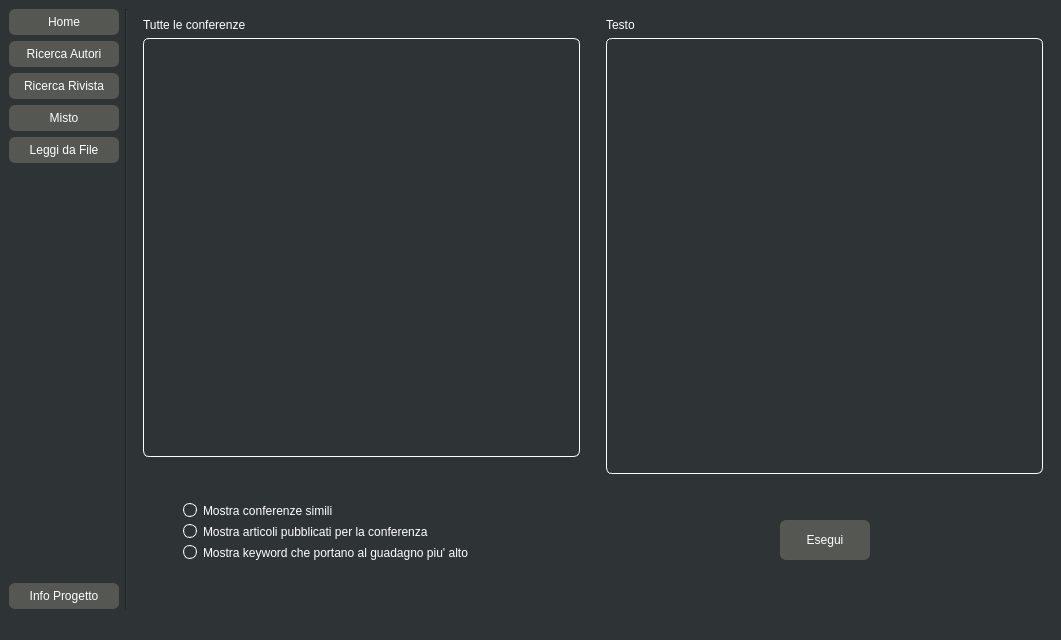
simoven/ProgettoPO, file Progetto/mainwindow.ui: the form before one commit.
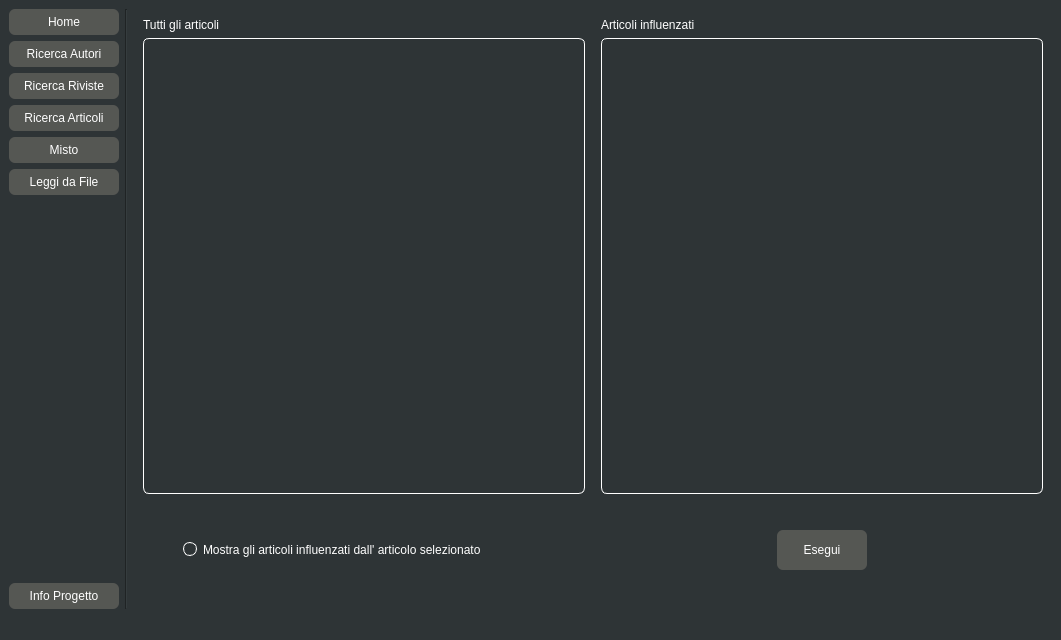
The form after the commit. The open tabs and pages were chosen to show the change. Icons and pictures are not drawn.

```diff
--- a/Progetto/mainwindow.ui
+++ b/Progetto/mainwindow.ui
@@ -159,7 +159,20 @@
          </size>
         </property>
         <property name="text">
-         <string>Ricerca Rivista</string>
+         <string>Ricerca Riviste</string>
+        </property>
+       </widget>
+      </item>
+      <item>
+       <widget class="QPushButton" name="ricercaArticoliButton">
+        <property name="minimumSize">
+         <size>
+          <width>110</width>
+          <height>26</height>
+         </size>
+        </property>
+        <property name="text">
+         <string>Ricerca Articoli</string>
         </property>
        </widget>
       </item>
@@ -1064,6 +1077,208 @@
         </item>
        </layout>
       </widget>
+      <widget class="QWidget" name="pageMetodiArticolo">
+       <layout class="QHBoxLayout" name="horizontalLayout_17">
+        <item>
+         <layout class="QVBoxLayout" name="verticalLayout_19">
+          <item>
+           <widget class="QLabel" name="label_6">
+            <property name="text">
+             <string>Tutti gli articoli</string>
+            </property>
+           </widget>
+          </item>
+          <item>
+           <widget class="QListWidget" name="tuttiArticoliListWidget"/>
+          </item>
+          <item>
+           <spacer name="verticalSpacer_12">
+            <property name="orientation">
+             <enum>Qt::Vertical</enum>
+            </property>
+            <property name="sizeType">
+             <enum>QSizePolicy::Fixed</enum>
+            </property>
+            <property name="sizeHint" stdset="0">
+             <size>
+              <width>20</width>
+              <height>40</height>
+             </size>
+            </property>
+           </spacer>
+          </item>
+          <item>
+           <layout class="QHBoxLayout" name="horizontalLayout_20">
+            <item>
+             <spacer name="horizontalSpacer_28">
+              <property name="orientation">
+               <enum>Qt::Horizontal</enum>
+              </property>
+              <property name="sizeType">
+               <enum>QSizePolicy::Minimum</enum>
+              </property>
+              <property name="sizeHint" stdset="0">
+               <size>
+                <width>40</width>
+                <height>20</height>
+               </size>
+              </property>
+             </spacer>
+            </item>
+            <item>
+             <layout class="QVBoxLayout" name="verticalLayout_23">
+              <item>
+               <widget class="QRadioButton" name="mostraArticoliInfluenzatiButton">
+                <property name="text">
+                 <string>Mostra gli articoli influenzati dall' articolo selezionato</string>
+                </property>
+               </widget>
+              </item>
+             </layout>
+            </item>
+            <item>
+             <spacer name="horizontalSpacer_29">
+              <property name="orientation">
+               <enum>Qt::Horizontal</enum>
+              </property>
+              <property name="sizeType">
+               <enum>QSizePolicy::MinimumExpanding</enum>
+              </property>
+              <property name="sizeHint" stdset="0">
+               <size>
+                <width>10</width>
+                <height>20</height>
+               </size>
+              </property>
+             </spacer>
+            </item>
+           </layout>
+          </item>
+          <item>
+           <spacer name="verticalSpacer_13">
+            <property name="orientation">
+             <enum>Qt::Vertical</enum>
+            </property>
+            <property name="sizeType">
+             <enum>QSizePolicy::Fixed</enum>
+            </property>
+            <property name="sizeHint" stdset="0">
+             <size>
+              <width>20</width>
+              <height>40</height>
+             </size>
+            </property>
+           </spacer>
+          </item>
+         </layout>
+        </item>
+        <item>
+         <spacer name="horizontalSpacer_32">
+          <property name="orientation">
+           <enum>Qt::Horizontal</enum>
+          </property>
+          <property name="sizeType">
+           <enum>QSizePolicy::Fixed</enum>
+          </property>
+          <property name="sizeHint" stdset="0">
+           <size>
+            <width>10</width>
+            <height>20</height>
+           </size>
+          </property>
+         </spacer>
+        </item>
+        <item>
+         <layout class="QVBoxLayout" name="verticalLayout_22">
+          <item>
+           <widget class="QLabel" name="label_5">
+            <property name="text">
+             <string>Articoli influenzati</string>
+            </property>
+           </widget>
+          </item>
+          <item>
+           <widget class="QListWidget" name="dinamicListWidgetArticoli"/>
+          </item>
+          <item>
+           <spacer name="verticalSpacer_14">
+            <property name="orientation">
+             <enum>Qt::Vertical</enum>
+            </property>
+            <property name="sizeType">
+             <enum>QSizePolicy::Fixed</enum>
+            </property>
+            <property name="sizeHint" stdset="0">
+             <size>
+              <width>20</width>
+              <height>30</height>
+             </size>
+            </property>
+           </spacer>
+          </item>
+          <item>
+           <layout class="QHBoxLayout" name="horizontalLayout_21">
+            <item>
+             <spacer name="horizontalSpacer_30">
+              <property name="orientation">
+               <enum>Qt::Horizontal</enum>
+              </property>
+              <property name="sizeHint" stdset="0">
+               <size>
+                <width>40</width>
+                <height>20</height>
+               </size>
+              </property>
+             </spacer>
+            </item>
+            <item>
+             <widget class="QPushButton" name="eseguiButtonArticoli">
+              <property name="minimumSize">
+               <size>
+                <width>90</width>
+                <height>40</height>
+               </size>
+              </property>
+              <property name="text">
+               <string>Esegui</string>
+              </property>
+             </widget>
+            </item>
+            <item>
+             <spacer name="horizontalSpacer_31">
+              <property name="orientation">
+               <enum>Qt::Horizontal</enum>
+              </property>
+              <property name="sizeHint" stdset="0">
+               <size>
+                <width>40</width>
+                <height>20</height>
+               </size>
+              </property>
+             </spacer>
+            </item>
+           </layout>
+          </item>
+          <item>
+           <spacer name="verticalSpacer_15">
+            <property name="orientation">
+             <enum>Qt::Vertical</enum>
+            </property>
+            <property name="sizeType">
+             <enum>QSizePolicy::Fixed</enum>
+            </property>
+            <property name="sizeHint" stdset="0">
+             <size>
+              <width>20</width>
+              <height>30</height>
+             </size>
+            </property>
+           </spacer>
+          </item>
+         </layout>
+        </item>
+       </layout>
+      </widget>
       <widget class="QWidget" name="pageMetodiMisti">
        <layout class="QHBoxLayout" name="horizontalLayout_12">
         <item>
```
Left out of the diff: 2 changed lines with no effect on the pictures.
